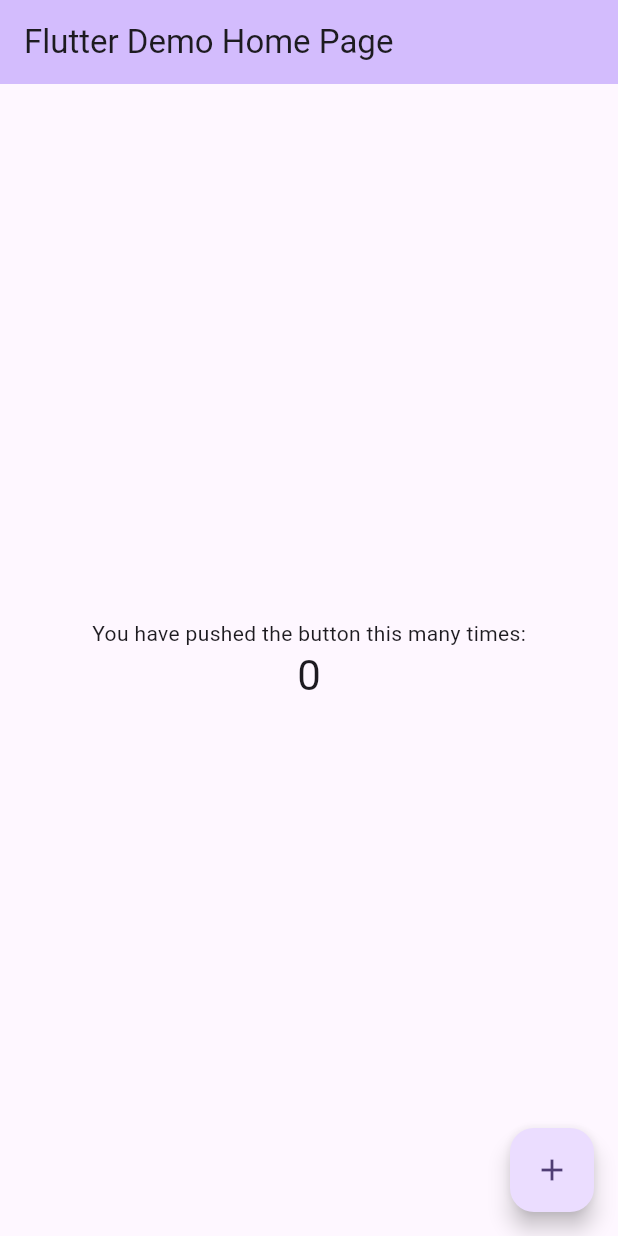
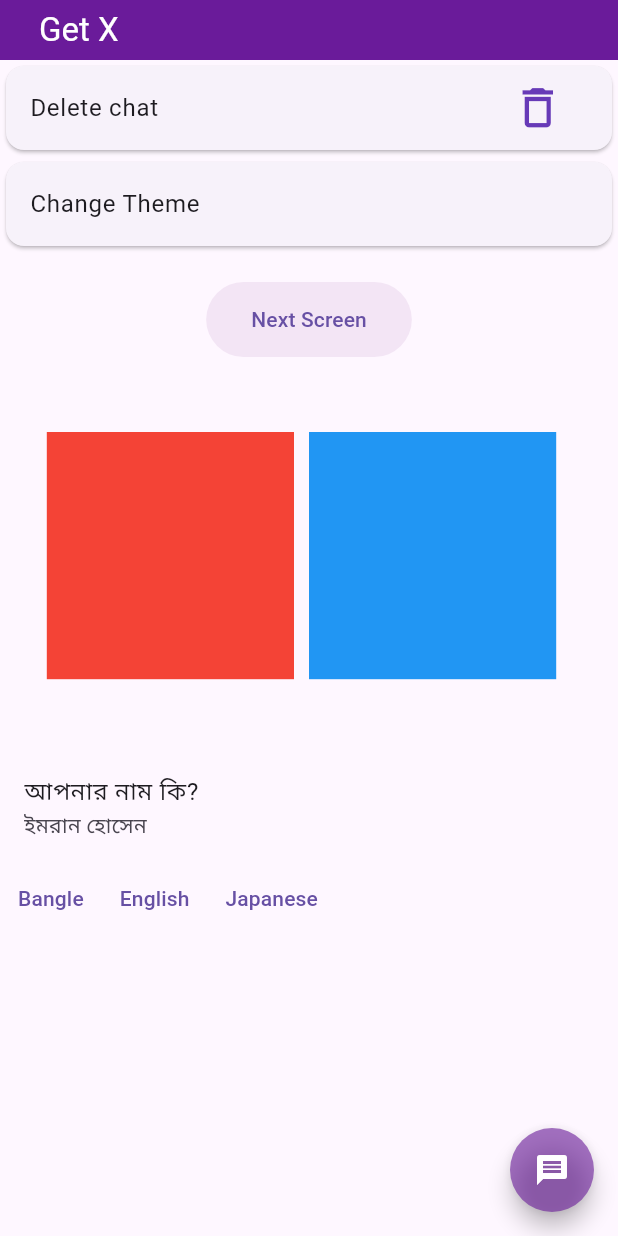
Before and after one commit to Imran-Hossain-13/Get_X, a Flutter app: the screen it shows after launch, on a phone screen of 412 x 824 dp. Run offline on Flutter 3.47's test engine with Material 3 defaults, Android fonts, the phone set to English and light mode, and no system bars; our stand-ins replace get.

Commit message:
16-03-2024

```diff
--- /dev/null
+++ b/lib/home.dart
@@ -0,0 +1,239 @@
+import 'package:flutter/material.dart';
+import 'package:get/get.dart';
+import 'package:get_x/screen_one.dart';
+
+class MyHome extends StatefulWidget {
+  const MyHome({super.key});
+
+  @override
+  State<MyHome> createState() => _MyHomeState();
+}
+
+class _MyHomeState extends State<MyHome> {
+  int x = 0;
+  @override
+  Widget build(BuildContext context) {
+    return Scaffold(
+      appBar: AppBar(
+        title: const Padding(
+          padding: EdgeInsets.all(10.0),
+          child: Text("Get X",style: TextStyle(color: Colors.white),),
+        ),
+        backgroundColor: Colors.purple.shade800,
+        toolbarHeight: 40,
+      ),
+      body: Column(
+        children: [
+          Card(
+            child: ListTile(
+              title: const Text("Delete chat"),
+              trailing: IconButton(
+                onPressed: (){
+                  Get.defaultDialog(
+                    title: "Are you confirm?",
+                    titlePadding: const EdgeInsets.only(top: 20),
+                    middleText: "This chat will be delete permanently",
+                    contentPadding: const EdgeInsets.all(20),
+                    /*content: const Column(
+                      children: [
+                        Text("Line 1"),
+                        Text("Line 2"),
+                      ],
+                    ),*/
+                    confirm: TextButton(
+                        onPressed: (){
+                          // Navigator.pop(context);
+                          Get.back();
+                        },
+                        child: const Text("Yes")
+                    ),
+                    cancel: TextButton(
+                        onPressed: (){
+                          Get.back();},
+                        child: const Text("No")
+                    ),
+                  );
+                },
+                icon: const Icon(Icons.delete_outlined,size: 35,color: Colors.deepPurple,),
+              ),
+            ),
+          ),
+          Card(
+            child: ListTile(
+              onTap: (){
+                Get.bottomSheet(
+                    Container(
+                      decoration: BoxDecoration(
+                        color: x==0?Colors.purple.shade50:Colors.grey.shade900,
+                        borderRadius: BorderRadius.circular(30)
+                      ),
+                      child: Padding(
+                        padding: const EdgeInsets.all(10),
+                        child: Column(
+                          children: [
+                            Card(
+                              child: ListTile(
+                                onTap: (){
+                                  Get.changeTheme(ThemeData.light());
+                                  setState(() {
+                                    x=0;
+                                  });
+                                  Get.back();
+                                },
+                                title: const Text("Light Theme"),
+                                trailing: const Icon(Icons.light_mode),
+                              ),
+                            ),
+                            Card(
+                              child: ListTile(
+                                onTap: (){
+                                  Get.changeTheme(ThemeData.dark());
+                                  setState(() {
+                                    x=1;
+                                  });
+                                  Get.back();
+                                },
+                                title: const Text("Dark Theme"),
+                                trailing: const Icon(Icons.dark_mode),
+                              ),
+                            ),
+                          ],
+                        ),
+                      ),
+                    )
+                );
+              },
+              title: const Text("Change Theme"),
+            ),
+          ),
+          const SizedBox(height: 20,),
+          Center(
+            child: TextButton(
+              onPressed: (){
+                Get.to(const ScreenOne(name: "Imran",));
+              },
+              style: TextButton.styleFrom(
+                backgroundColor: Colors.purple.shade50,
+                padding:const EdgeInsets.symmetric(horizontal: 30,vertical: 15)
+              ),
+              child: const Text("Next Screen"),
+            ),
+          ),
+          const SizedBox(height: 40,),
+          Row(
+            mainAxisAlignment: MainAxisAlignment.center,
+            children: [
+              Container(
+                color: Colors.red,
+                height: Get.height * .2,
+                width: Get.width * .4,
+              ),
+              Container(
+                color: Colors.blue,
+                height: Get.height * .2,
+                width: Get.width * .4,
+                margin: const EdgeInsets.all(10),
+              ),
+            ],
+          ),
+          const SizedBox(height: 40,),
+          ListTile(
+            title: Text('message'.tr),
+            subtitle: Text('name'.tr),
+          ),
+          Row(
+            children: [
+              TextButton(
+                  onPressed: (){
+                    Get.updateLocale(const Locale('bn','BD'));
+                  },
+                  child: const Text("Bangle")
+              ),
+              TextButton(
+                onPressed: (){
+                  Get.updateLocale(const Locale('en','US'));
+                },
+                child: const Text("English")
+              ),
+              TextButton(
+                onPressed: (){
+                  Get.updateLocale(const Locale('jp','JP'));
+                },
+                child: const Text("Japanese")
+              ),
+            ],
+          )
+          // const MyGrid(),
+        ],
+      ),
+      floatingActionButton: FloatingActionButton(
+        onPressed: (){
+          Get.snackbar(
+            "",
+            "",
+            titleText: const Text("Snackbar",style: TextStyle(color: Colors.white,fontSize: 21,fontWeight: FontWeight.bold),),
+            messageText: const Text("Hey, How are you?",style: TextStyle(color: Colors.white,fontSize: 15),),
+            backgroundColor: Colors.purple.withOpacity(.4),
+            snackPosition: SnackPosition.BOTTOM,
+            barBlur: 10
+          );
+        },
+        shape: RoundedRectangleBorder(borderRadius: BorderRadius.circular(50)),
+        backgroundColor: Colors.purple.shade800.withOpacity(.6),
+        child: const Icon(Icons.message,color: Colors.white,),
+      ),
+    );
+  }
+}
+
+class MyGrid extends StatelessWidget {
+  const MyGrid({
+    super.key,
+  });
+
+  @override
+  Widget build(BuildContext context) {
+    return Expanded(
+      child: Padding(
+        padding: const EdgeInsets.symmetric(horizontal: 10),
+        child: GridView.builder(
+          itemCount: 7,
+          gridDelegate: const SliverGridDelegateWithFixedCrossAxisCount(
+            crossAxisCount: 2,
+            crossAxisSpacing: 10,
+            mainAxisSpacing: 10
+          ),
+          physics: const BouncingScrollPhysics(),
+            itemBuilder: (context,index){
+            return Container(
+              margin: const EdgeInsets.all(8),
+              decoration: BoxDecoration(
+                color: Colors.purple.shade50,
+                borderRadius: BorderRadius.circular(20),
+                boxShadow: const [
+                  BoxShadow(
+                    blurRadius: 5,
+                    color: Colors.grey,
+                    offset:const Offset(2,2)
+                  )
+                ]
+              ),
+              child: Column(
+                children: [
+                  Center(child:
+                    ClipRRect(
+                      borderRadius: const BorderRadius.vertical(top: Radius.circular(20)),
+                        child: Image.network("https://a.storyblok.com/f/191576/1200x800/2657a50027/add_text_to_photo_after_.webp",fit: BoxFit.fill,)
+                    )
+                  ),
+                  SizedBox(height: Get.height * .02,),
+                  const Center(child: Text("Details"),)
+                ],
+              ),
+            );
+          }
+        ),
+      ),
+    );
+  }
+}
--- /dev/null
+++ b/lib/languages.dart
@@ -0,0 +1,19 @@
+import 'package:get/get_navigation/src/root/internacionalization.dart';
+
+class Languages extends Translations{
+  @override
+  Map<String, Map<String,String>> get keys => {
+    'en_US':{
+      'message' : 'What is your name?',
+      'name' : 'Imran Hossain'
+    },
+    'jp_JP':{
+      'message' : 'あなたの名前は何ですか？',
+      'name' : 'イムラン・ホセイン'
+    },
+    'bn_BD':{
+      'message' : 'আপনার নাম কি?',
+      'name' : 'ইমরান হোসেন'
+    },
+  };
+}
--- a/lib/main.dart
+++ b/lib/main.dart
@@ -1,4 +1,8 @@
 import 'package:flutter/material.dart';
+import 'package:get/get.dart';
+import 'package:get_x/languages.dart';
+import 'package:get_x/screen_two.dart';
+import 'home.dart';
 
 void main() {
   runApp(const MyApp());
@@ -7,119 +11,37 @@ void main() {
 class MyApp extends StatelessWidget {
   const MyApp({super.key});
 
-  // This widget is the root of your application.
   @override
   Widget build(BuildContext context) {
-    return MaterialApp(
-      title: 'Flutter Demo',
-      theme: ThemeData(
-        // This is the theme of your application.
-        //
-        // TRY THIS: Try running your application with "flutter run". You'll see
-        // the application has a purple toolbar. Then, without quitting the app,
-        // try changing the seedColor in the colorScheme below to Colors.green
-        // and then invoke "hot reload" (save your changes or press the "hot
-        // reload" button in a Flutter-supported IDE, or press "r" if you used
-        // the command line to start the app).
-        //
-        // Notice that the counter didn't reset back to zero; the application
-        // state is not lost during the reload. To reset the state, use hot
-        // restart instead.
-        //
-        // This works for code too, not just values: Most code changes can be
-        // tested with just a hot reload.
-        colorScheme: ColorScheme.fromSeed(seedColor: Colors.deepPurple),
-        useMaterial3: true,
-      ),
-      home: const MyHomePage(title: 'Flutter Demo Home Page'),
+    return GetMaterialApp(
+      // themeMode: ThemeMode.system,
+      // theme: ThemeData(
+      //   appBarTheme: AppBarTheme(
+      //     backgroundColor: Colors.purple.shade800,
+      //     titleTextStyle: const TextStyle(color: Colors.white,fontSize: 25),
+      //     centerTitle: true,
+      //   ),
+      // ),
+      // darkTheme: ThemeData(
+      //   appBarTheme: AppBarTheme(
+      //       backgroundColor: Colors.purple.shade800,
+      //       titleTextStyle: const TextStyle(color: Colors.white,fontSize: 25),
+      //       centerTitle: true,
+      //     ),
+      //   listTileTheme: const ListTileThemeData(
+      //     titleTextStyle: TextStyle(color: Colors.black),
+      //   )
+      // ),
+
+      // home: MyHome(),
+      translations: Languages(),
+      locale: const Locale('bn','BD'),
+      fallbackLocale: const Locale('en','US'),
+      getPages: [
+        GetPage(name: '/', page: ()=> const MyHome()),
+        GetPage(name: '/ScreenTwo', page: ()=> ScreenTwo()),
+      ],
+      debugShowCheckedModeBanner: false,
     );
   }
 }
-
-class MyHomePage extends StatefulWidget {
-  const MyHomePage({super.key, required this.title});
-
-  // This widget is the home page of your application. It is stateful, meaning
-  // that it has a State object (defined below) that contains fields that affect
-  // how it looks.
-
-  // This class is the configuration for the state. It holds the values (in this
-  // case the title) provided by the parent (in this case the App widget) and
-  // used by the build method of the State. Fields in a Widget subclass are
-  // always marked "final".
-
-  final String title;
-
-  @override
-  State<MyHomePage> createState() => _MyHomePageState();
-}
-
-class _MyHomePageState extends State<MyHomePage> {
-  int _counter = 0;
-
-  void _incrementCounter() {
-    setState(() {
-      // This call to setState tells the Flutter framework that something has
-      // changed in this State, which causes it to rerun the build method below
-      // so that the display can reflect the updated values. If we changed
-      // _counter without calling setState(), then the build method would not be
-      // called again, and so nothing would appear to happen.
-      _counter++;
-    });
-  }
-
-  @override
-  Widget build(BuildContext context) {
-    // This method is rerun every time setState is called, for instance as done
-    // by the _incrementCounter method above.
-    //
-    // The Flutter framework has been optimized to make rerunning build methods
-    // fast, so that you can just rebuild anything that needs updating rather
-    // than having to individually change instances of widgets.
-    return Scaffold(
-      appBar: AppBar(
-        // TRY THIS: Try changing the color here to a specific color (to
-        // Colors.amber, perhaps?) and trigger a hot reload to see the AppBar
-        // change color while the other colors stay the same.
-        backgroundColor: Theme.of(context).colorScheme.inversePrimary,
-        // Here we take the value from the MyHomePage object that was created by
-        // the App.build method, and use it to set our appbar title.
-        title: Text(widget.title),
-      ),
-      body: Center(
-        // Center is a layout widget. It takes a single child and positions it
-        // in the middle of the parent.
-        child: Column(
-          // Column is also a layout widget. It takes a list of children and
-          // arranges them vertically. By default, it sizes itself to fit its
-          // children horizontally, and tries to be as tall as its parent.
-          //
-          // Column has various properties to control how it sizes itself and
-          // how it positions its children. Here we use mainAxisAlignment to
-          // center the children vertically; the main axis here is the vertical
-          // axis because Columns are vertical (the cross axis would be
-          // horizontal).
-          //
-          // TRY THIS: Invoke "debug painting" (choose the "Toggle Debug Paint"
-          // action in the IDE, or press "p" in the console), to see the
-          // wireframe for each widget.
-          mainAxisAlignment: MainAxisAlignment.center,
-          children: <Widget>[
-            const Text(
-              'You have pushed the button this many times:',
-            ),
-            Text(
-              '$_counter',
-              style: Theme.of(context).textTheme.headlineMedium,
-            ),
-          ],
-        ),
-      ),
-      floatingActionButton: FloatingActionButton(
-        onPressed: _incrementCounter,
-        tooltip: 'Increment',
-        child: const Icon(Icons.add),
-      ), // This trailing comma makes auto-formatting nicer for build methods.
-    );
-  }
-}
--- a/pubspec.yaml
+++ b/pubspec.yaml
@@ -35,6 +35,7 @@ dependencies:
   # The following adds the Cupertino Icons font to your application.
   # Use with the CupertinoIcons class for iOS style icons.
   cupertino_icons: ^1.0.2
+  get: ^4.6.6
 
 dev_dependencies:
   flutter_test:
```
Also changed, not shown: lib/screen_one.dart (added, +40 -0 lines), lib/screen_two.dart (added, +29 -0 lines), pubspec.lock, 1 other file.
